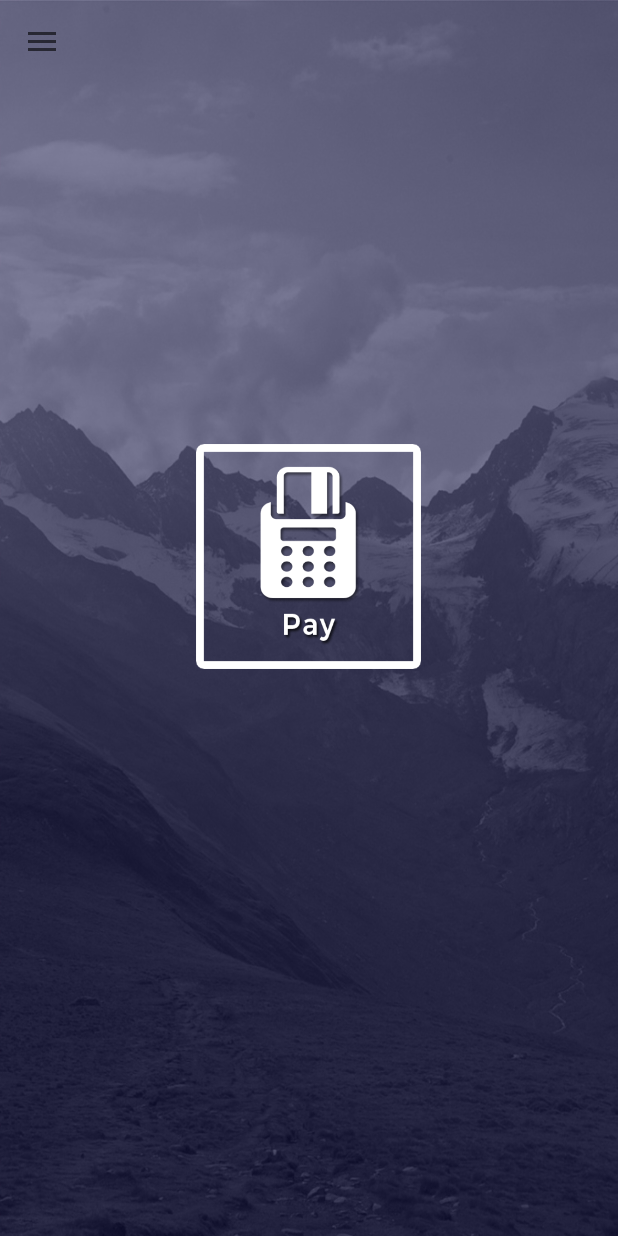
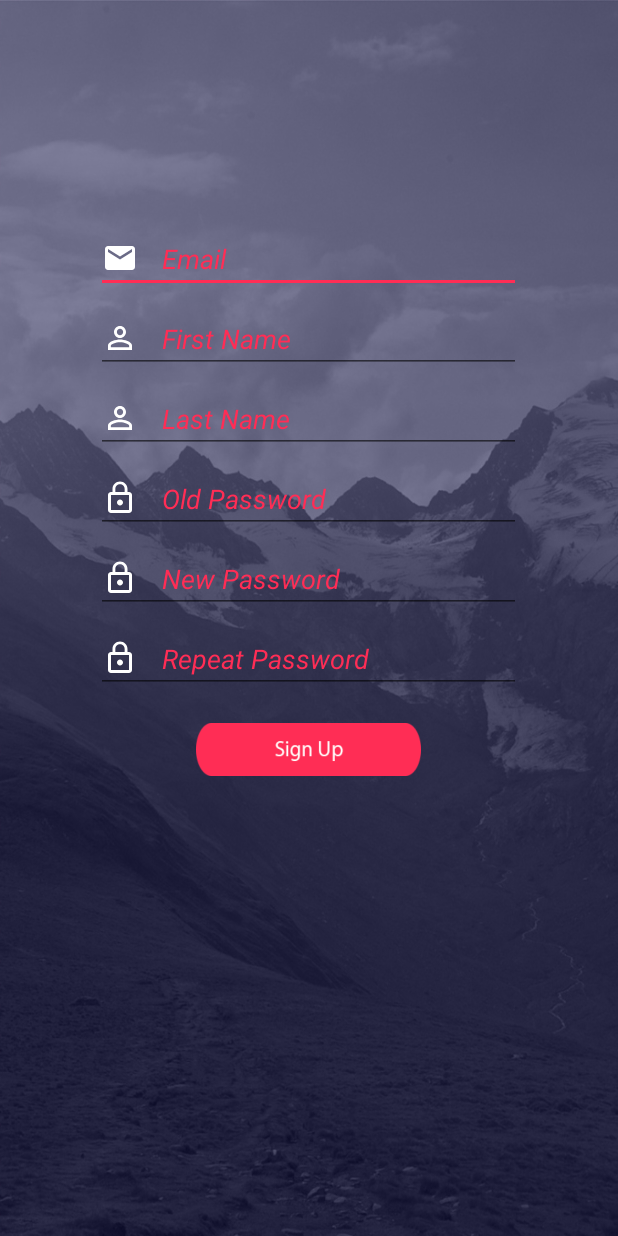
Before and after one commit to BogdanOprea11/Tap2Pay, an Android app: the UserMainActivity screen opened directly, with no data from a screen before it, in the side drawer, after a tap on "Edit Profile", on a phone screen of 412 x 824 dp. Run offline under Robolectric (Android 15) with nearby library versions, the phone set to English and light mode, and no system bars; our stand-ins replace Volley.

Commit message:
20170430 commit Edit Profile

```diff
--- a/app/build.gradle
+++ b/app/build.gradle
@@ -32,9 +32,12 @@ dependencies {
     compile 'com.google.android.gms:play-services-vision:9.6.1'
     compile 'com.craftman.cardform:cardform:0.0.2'
     compile 'com.android.support:design:24.2.1'
+    compile 'com.vinaygaba:creditcardview:1.0.3'
     testCompile 'junit:junit:4.12'
 }
 
 
 
+
+
 apply plugin: 'com.google.gms.google-services'
--- a/app/src/main/AndroidManifest.xml
+++ b/app/src/main/AndroidManifest.xml
@@ -41,9 +41,9 @@
             android:value="ocr" />
 
         <activity android:name=".AddCardCamera" />
-        <activity android:name=".CardFormActivity" />
-        <activity android:name=".UserMainActivity">
-        </activity>
+        <activity android:name=".UserMainActivity" />
+        <activity android:name=".CreditCard" />
+        <activity android:name=".EditProfileActivity"></activity>
     </application>
 
 </manifest>
--- a/app/src/main/java/com/example/bogdi/bogdan/FingerprintHandler.java
+++ b/app/src/main/java/com/example/bogdi/bogdan/FingerprintHandler.java
@@ -39,6 +39,7 @@ public class FingerprintHandler extends FingerprintManager.AuthenticationCallbac
     public void onAuthenticationSucceeded(FingerprintManager.AuthenticationResult result) {
         super.onAuthenticationSucceeded(result);
         context.startActivity(new Intent(context, UserMainActivity.class));
+        LoginActivity.getInstance().finish();
 
     }
 }
--- a/app/src/main/java/com/example/bogdi/bogdan/LoginActivity.java
+++ b/app/src/main/java/com/example/bogdi/bogdan/LoginActivity.java
@@ -118,6 +118,8 @@ public class LoginActivity extends AppCompatActivity {
                                         editor.putBoolean("fingerprint", true);
                                         editor.putString("password", password);
                                         editor.putInt("user_id", jsonObject.getInt("user_id"));
+                                        editor.putString("firstname",jsonObject.getString("firstname"));
+                                        editor.putString("lastname",jsonObject.getString("lastname"));
                                         editor.apply();
                                         Intent intent = new Intent(LoginActivity.this, UserMainActivity.class);
                                         LoginActivity.this.startActivity(intent);
@@ -205,6 +207,8 @@ public class LoginActivity extends AppCompatActivity {
                                             editor.putString("email", email);
                                             editor.putBoolean("fingerprint", true);
                                             editor.putString("password", password);
+                                            editor.putString("firstname",jsonObject.getString("firstname"));
+                                            editor.putString("lastname",jsonObject.getString("lastname"));
                                             editor.putInt("user_id", jsonObject.getInt("user_id"));
                                             editor.apply();
                                             Intent intent = new Intent(LoginActivity.this, UserMainActivity.class);
--- a/app/src/main/java/com/example/bogdi/bogdan/RegisterActivity.java
+++ b/app/src/main/java/com/example/bogdi/bogdan/RegisterActivity.java
@@ -208,6 +208,8 @@ public class RegisterActivity extends AppCompatActivity {
                         editor.putString("email", email);
                         editor.putBoolean("fingerprint", true);
                         editor.putString("password", password);
+                        editor.putString("firstname",jsonObject.getString("firstname"));
+                        editor.putString("lastname",jsonObject.getString("lastname"));
                         editor.putInt("user_id", jsonObject.getInt("user_id"));
                         editor.apply();
 
--- a/app/src/main/java/com/example/bogdi/bogdan/UserMainActivity.java
+++ b/app/src/main/java/com/example/bogdi/bogdan/UserMainActivity.java
@@ -76,6 +76,8 @@ public class UserMainActivity extends AppCompatActivity {
                         drawerLayout.closeDrawers();
                         break;
                     case R.id.nav_cards:
+                        Intent add_card=new Intent(UserMainActivity.this,CreditCard.class);
+                        startActivity(add_card);
                         drawerLayout.closeDrawers();
                         break;
                     case R.id.nav_recentActivity:
@@ -92,6 +94,8 @@ public class UserMainActivity extends AppCompatActivity {
                         drawerLayout.closeDrawers();
                         break;
                     case R.id.nav_editProfile:
+                        Intent editProfile=new Intent(UserMainActivity.this,EditProfileActivity.class);
+                        startActivity(editProfile);
                         drawerLayout.closeDrawers();
                         break;
                     default:
--- /dev/null
+++ b/app/src/main/res/layout/activity_edit_profile.xml
@@ -0,0 +1,127 @@
+<?xml version="1.0" encoding="utf-8"?>
+<LinearLayout xmlns:android="http://schemas.android.com/apk/res/android"
+    xmlns:tools="http://schemas.android.com/tools"
+    android:layout_width="match_parent"
+    android:layout_height="match_parent"
+    android:background="@drawable/bg"
+    android:orientation="vertical"
+    android:weightSum="1"
+    tools:context="com.example.bogdi.bogdan.EditProfileActivity">
+
+    <EditText
+        android:id="@+id/etChangeEmail"
+        android:layout_width="283dp"
+        android:layout_height="wrap_content"
+        android:layout_gravity="center"
+        android:layout_marginBottom="8dp"
+        android:layout_marginLeft="8dp"
+        android:layout_marginRight="8dp"
+        android:layout_marginTop="150dp"
+        android:drawableStart="@drawable/ic_mail_black_24dp"
+        android:drawablePadding="16dp"
+        android:ems="10"
+        android:hint="@string/email"
+        android:inputType="textEmailAddress"
+        android:textColor="@color/colorAccent"
+        android:textColorHint="@color/colorAccent"
+        android:textStyle="italic" />
+
+    <EditText
+        android:id="@+id/etChangeFirstName"
+        android:layout_width="283dp"
+        android:layout_height="wrap_content"
+        android:layout_gravity="center"
+        android:layout_marginBottom="8dp"
+        android:layout_marginLeft="8dp"
+        android:layout_marginRight="8dp"
+        android:drawableStart="@drawable/ic_perm_identity_black_24dp"
+        android:drawablePadding="16dp"
+        android:ems="10"
+        android:hint="@string/first_name"
+        android:inputType="textPersonName"
+        android:textColor="@color/colorAccent"
+        android:textColorHint="@color/colorAccent"
+        android:textStyle="italic" />
+
+    <EditText
+        android:id="@+id/etChangeLastName"
+        android:layout_width="283dp"
+        android:layout_height="wrap_content"
+        android:layout_gravity="center"
+        android:layout_marginBottom="8dp"
+        android:layout_marginLeft="8dp"
+        android:layout_marginRight="8dp"
+        android:drawableStart="@drawable/ic_perm_identity_black_24dp"
+        android:drawablePadding="16dp"
+        android:ems="10"
+        android:hint="@string/last_name"
+        android:inputType="textPersonName"
+        android:textColor="@color/colorAccent"
+        android:textColorHint="@color/colorAccent"
+        android:textStyle="italic" />
+
+    <EditText
+        android:id="@+id/etOldPassword"
+        android:layout_width="283dp"
+        android:layout_height="wrap_content"
+        android:layout_gravity="center"
+        android:layout_marginBottom="8dp"
+        android:layout_marginLeft="8dp"
+        android:layout_marginRight="8dp"
+        android:drawableStart="@drawable/ic_lock_outline_black_24dp"
+        android:drawablePadding="16dp"
+        android:ems="10"
+        android:hint="@string/old_password"
+        android:inputType="textPassword"
+        android:textColor="@color/colorAccent"
+        android:textColorHint="@color/colorAccent"
+        android:textStyle="italic" />
+
+    <EditText
+        android:id="@+id/etChangePassword"
+        android:layout_width="283dp"
+        android:layout_height="wrap_content"
+        android:layout_gravity="center"
+        android:layout_marginBottom="8dp"
+        android:layout_marginLeft="8dp"
+        android:layout_marginRight="8dp"
+        android:drawableStart="@drawable/ic_lock_outline_black_24dp"
+        android:drawablePadding="16dp"
+        android:ems="10"
+        android:hint="@string/new_password"
+        android:inputType="textPassword"
+        android:textColor="@color/colorAccent"
+        android:textColorHint="@color/colorAccent"
+        android:textStyle="italic" />
+
+    <EditText
+        android:id="@+id/etChangeRepeatPassword"
+        android:layout_width="283dp"
+        android:layout_height="wrap_content"
+        android:layout_gravity="center"
+        android:layout_marginLeft="8dp"
+        android:layout_marginRight="8dp"
+        android:drawableStart="@drawable/ic_lock_outline_black_24dp"
+        android:drawablePadding="16dp"
+        android:ems="10"
+        android:hint="@string/repeat_password"
+        android:inputType="textPassword"
+        android:textColor="@color/colorAccent"
+        android:textColorHint="@color/colorAccent"
+        android:textStyle="italic" />
+
+    <Button
+        android:id="@+id/btSubmit"
+        android:layout_width="150dp"
+        android:layout_height="35dp"
+        android:layout_gravity="center"
+        android:layout_marginBottom="20dp"
+        android:layout_marginLeft="50dp"
+        android:layout_marginRight="50dp"
+        android:layout_marginTop="20dp"
+        android:background="@drawable/signup_button"
+        android:textColor="@color/colorAccent"
+        android:textColorHint="@color/colorAccent"
+        android:textStyle="italic" />
+
+</LinearLayout>
--- a/app/src/main/res/values/strings.xml
+++ b/app/src/main/res/values/strings.xml
@@ -3,8 +3,10 @@
     <string name="first_name">First Name</string>
     <string name="last_name">Last Name</string>
     <string name="email">Email</string>
+    <string name="new_password">New Password</string>
     <string name="password">Password</string>
     <string name="repeat_password">Repeat Password</string>
+    <string name="old_password">Old Password</string>
     <string name="signup">Sign Up</string>
     <string name="signin">Sign In</string>
     <string name="dont_have_account">Don\'t have an account?</string>
```
Also changed, not shown: app/src/main/java/com/example/bogdi/bogdan/CardFormActivity.java (deleted, +0 -37 lines), app/src/main/java/com/example/bogdi/bogdan/CreditCard.java (added, +17 -0 lines), app/src/main/java/com/example/bogdi/bogdan/EditProfileActivity.java (added, +259 -0 lines), app/src/main/java/com/example/bogdi/bogdan/EditProfileRequest.java (added, +30 -0 lines), app/src/main/res/layout/activity_card_form.xml (deleted, +0 -14 lines), app/src/main/res/layout/activity_credit_card.xml (added, +40 -0 lines).
